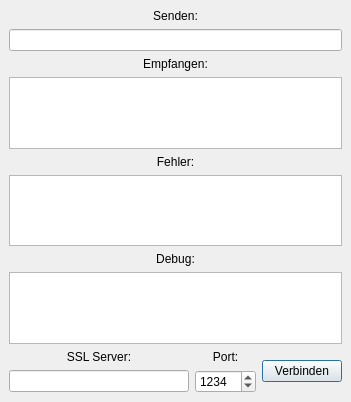
Above: Entwicklung/Bestandteile/Demo/Dialoge/DemoBasis.ui from tuxmaster/QSSL before the change. Below: the same form after it.
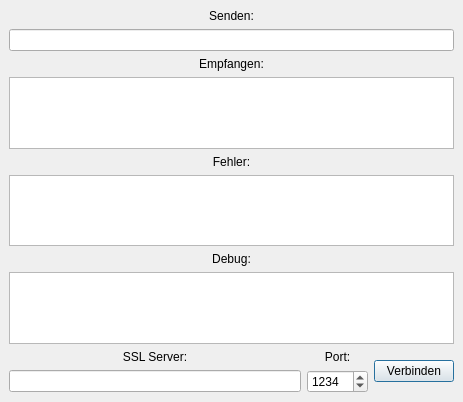
That is the form after the change.

The edit to the form file:
```diff
--- a/Entwicklung/Bestandteile/Demo/Dialoge/DemoBasis.ui
+++ b/Entwicklung/Bestandteile/Demo/Dialoge/DemoBasis.ui
@@ -8,7 +8,7 @@
    <rect>
     <x>0</x>
     <y>0</y>
-    <width>351</width>
+    <width>463</width>
     <height>402</height>
    </rect>
   </property>
```
